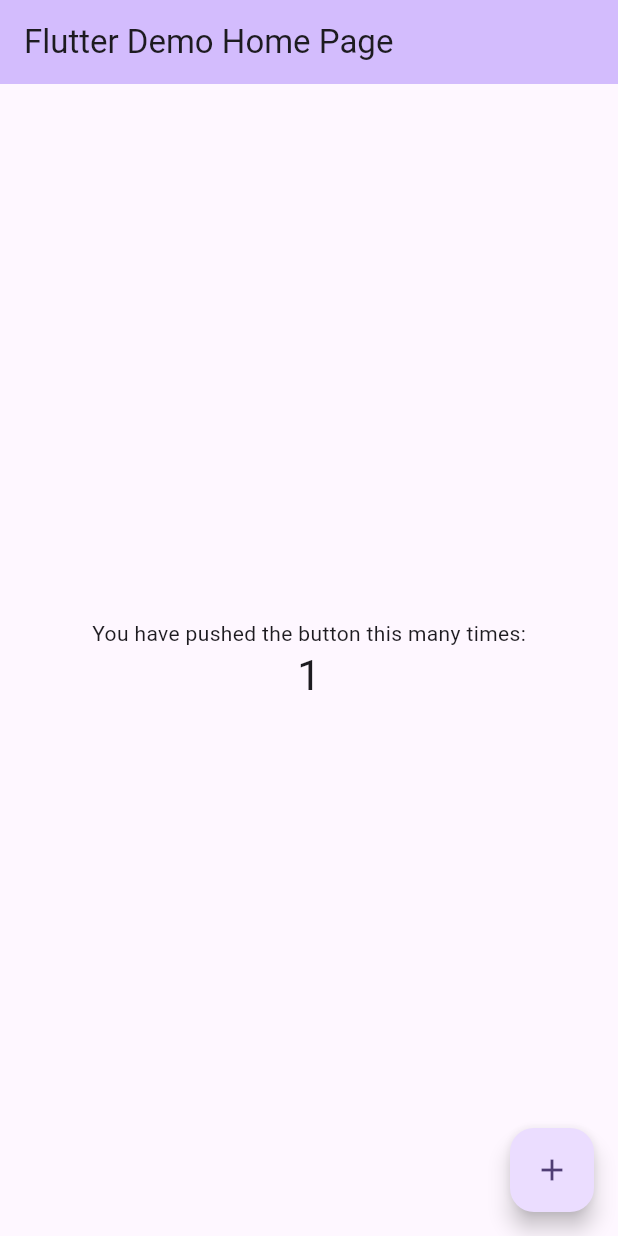
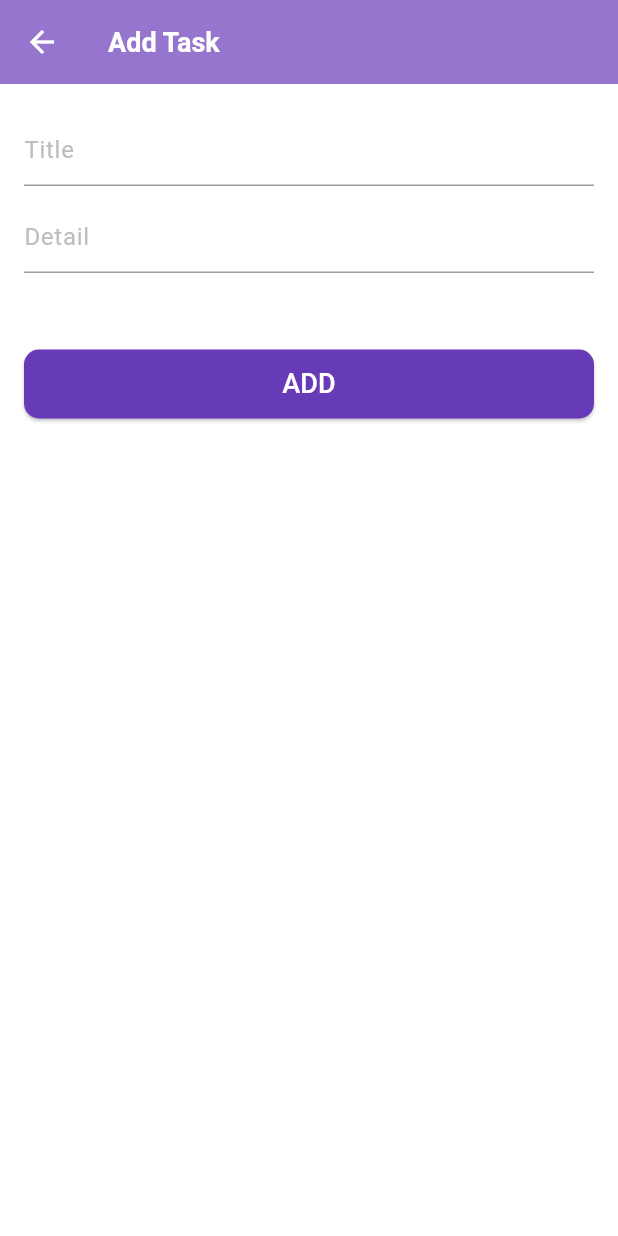
Before and after one commit to okelloEnos/stellat_todos, a Flutter app: the screen it shows after launch, after a tap on the "add" icon, on a phone screen of 412 x 824 dp. Run offline on Flutter 3.47's test engine with Material 3 defaults, Android fonts, the phone set to English and light mode, and no system bars.

Commit message:
ui complete

```diff
--- /dev/null
+++ b/lib/features/home/bome_barrel.dart
@@ -0,0 +1 @@
+export 'ui/screens/home_screen.dart';
--- /dev/null
+++ b/lib/features/home/ui/screens/home_screen.dart
@@ -0,0 +1,49 @@
+import 'package:flutter/material.dart';
+import 'package:stellar_todo_list/features/todos/todos_barrel.dart';
+
+
+class HomeScreen extends StatefulWidget {
+
+  const HomeScreen({super.key});
+
+  @override
+  State<HomeScreen> createState() => _HomeScreenState();
+}
+
+class _HomeScreenState extends State<HomeScreen> {
+  final screenOptions = [const AllTodosScreen(), const CompletedTodosScreen()];
+  int currentIndex = 0;
+  @override
+  Widget build(BuildContext context) {
+    var theme =  Theme.of(context);
+
+    return Scaffold(
+      body: IndexedStack(
+        index: currentIndex,
+        children: screenOptions,
+      ),
+      bottomNavigationBar: BottomNavigationBar(
+          items: const [
+        BottomNavigationBarItem(icon: Icon(Icons.list), label: "All"),
+        BottomNavigationBarItem(icon: Icon(Icons.check), label: "Completed")
+      ],
+      onTap: (tappedIndex){
+            // check if index is one and navigate or else stick to screen with bottom navigation
+        if(tappedIndex == 1){
+          Navigator.of(context).push(MaterialPageRoute(builder: (context) => const CompletedTodosScreen()));
+        }
+        else {
+
+          setState(() {
+            currentIndex = tappedIndex;
+          });
+        }
+      },
+        selectedItemColor: theme.colorScheme.primary,
+        unselectedItemColor: theme.hintColor,
+        selectedLabelStyle: TextStyle(color: theme.colorScheme.primary),
+        unselectedLabelStyle: TextStyle(color: theme.hintColor),
+      ),
+    );
+  }
+}
--- /dev/null
+++ b/lib/features/todos/ui/screens/add_todo_screen.dart
@@ -0,0 +1,40 @@
+import 'package:flutter/material.dart';
+import 'package:stellar_todo_list/resources/resource_barrel.dart';
+
+class AddTodoScreen extends StatefulWidget {
+  const AddTodoScreen({super.key});
+
+  @override
+  State<AddTodoScreen> createState() => _AddTodoScreenState();
+}
+
+class _AddTodoScreenState extends State<AddTodoScreen> {
+  final TextEditingController titleController = TextEditingController();
+  final TextEditingController descriptionController =  TextEditingController();
+
+  @override
+  Widget build(BuildContext context) {
+    var theme = Theme.of(context);
+    return Scaffold(
+      backgroundColor: theme.colorScheme.secondary,
+      appBar: AppBar(
+        title: const Text("Add Task"),
+      ),
+      body: Padding(
+        padding: const EdgeInsets.only(left: 16.0, right: 16.0, top: 20.0),
+        child: Column(
+          crossAxisAlignment: CrossAxisAlignment.start,
+          children: [
+            CustomTextField(controller: titleController, hintText: "Title"),
+            const SizedBox(height: 10.0,),
+            CustomTextField(controller: descriptionController, hintText: "Detail"),
+            const SizedBox(height: 50.0,),
+            CustomElevatedButton(btnText: "ADD", onPressed: (){
+// todo: add todo functionality
+            })
+          ],
+        ),
+      ),
+    );
+  }
+}
--- /dev/null
+++ b/lib/features/todos/ui/screens/all_todos_screen.dart
@@ -0,0 +1,43 @@
+import 'package:flutter/material.dart';
+import 'package:stellar_todo_list/features/todos/todos_barrel.dart';
+
+class AllTodosScreen extends StatefulWidget {
+  const AllTodosScreen({super.key});
+
+  @override
+  State<AllTodosScreen> createState() => _AllTodosScreenState();
+}
+
+class _AllTodosScreenState extends State<AllTodosScreen> {
+  List<Todo> listOfTodos = [Todo(id: 0, title: "title", description: "description", isCompleted: false), Todo(id: 0, title: "title", description: "description", isCompleted: true)];
+
+  @override
+  Widget build(BuildContext context) {
+    var theme = Theme.of(context);
+    return Scaffold(
+      backgroundColor: theme.colorScheme.background,
+      appBar: AppBar(
+        title: const Text('TODO APP', style: TextStyle(fontSize: 20)),
+        actions: [
+          IconButton(
+            onPressed: () {},
+            icon: const Icon(Icons.calendar_month_outlined),
+          ),
+        ],
+      ),
+      body: Padding(
+        padding: const EdgeInsets.only(left: 4.0, right: 4.0, top: 10.0),
+        child: TodosList(listOfTodos: listOfTodos,),
+      ),
+      floatingActionButton: FloatingActionButton(
+        shape: const RoundedRectangleBorder(
+          borderRadius: BorderRadius.all(Radius.circular(100.0)),
+        ),
+        onPressed: () {
+          Navigator.of(context).push(MaterialPageRoute(builder: (context) => const AddTodoScreen()));
+        },
+        child: const Icon(Icons.add),
+      ),
+    );
+  }
+}
--- /dev/null
+++ b/lib/features/todos/ui/screens/completed_todos_screen.dart
@@ -0,0 +1,18 @@
+import 'package:flutter/material.dart';
+import 'package:stellar_todo_list/features/todos/todos_barrel.dart';
+
+class CompletedTodosScreen extends StatelessWidget {
+  const CompletedTodosScreen({super.key});
+
+  @override
+  Widget build(BuildContext context) {
+    List<Todo> listOfTodos = [Todo(id: 0, title: "title", description: "description", isCompleted: false), Todo(id: 0, title: "title", description: "description", isCompleted: true)];
+
+    return Scaffold(
+      appBar: AppBar(
+        title: const Text("Completed Task"),
+      ),
+      body: CompletedTodos(completedListOfTodos: listOfTodos,),
+    );
+  }
+}
--- /dev/null
+++ b/lib/features/todos/ui/widgets/completed_todos.dart
@@ -0,0 +1,22 @@
+import 'package:flutter/material.dart';
+
+import '../../todos_barrel.dart';
+
+class CompletedTodos extends StatelessWidget {
+  final List<Todo> completedListOfTodos;
+  const CompletedTodos({super.key, required this.completedListOfTodos});
+
+
+
+  @override
+  Widget build(BuildContext context) {
+    return ListView.separated(
+      // for creating space in between the cards
+        separatorBuilder: (_, __) => const SizedBox(height: 10.0,),
+        shrinkWrap: true,
+        itemCount: completedListOfTodos.length,
+        itemBuilder: (builderContext, index){
+          return TodoCard(todo: completedListOfTodos[index]);
+        });
+  }
+}
--- /dev/null
+++ b/lib/features/todos/ui/widgets/todo_card.dart
@@ -0,0 +1,59 @@
+import 'package:flutter/material.dart';
+
+import '../../todos_barrel.dart';
+
+class TodoCard extends StatelessWidget {
+  final Todo todo;
+  const TodoCard({super.key, required this.todo});
+
+  @override
+  Widget build(BuildContext context) {
+    var theme = Theme.of(context);
+
+    return Card(
+      child: Padding(
+        padding: const EdgeInsets.symmetric(vertical: 8.0, horizontal: 8.0),
+        child: Row(
+          mainAxisSize: MainAxisSize.max,
+          mainAxisAlignment: MainAxisAlignment.spaceBetween,
+          children: [
+             Column(
+              crossAxisAlignment: CrossAxisAlignment.start,
+              mainAxisSize: MainAxisSize.min,
+              children: [
+                Text(todo.title, style: TextStyle(
+                  color: theme.colorScheme.primary, fontSize: 18.0
+                ),),
+                Text(todo.description, style: const TextStyle(fontSize: 14.0),),
+              ],
+            ),
+           todo.isCompleted ? const SizedBox.shrink() : Row(
+              mainAxisSize: MainAxisSize.min,
+              mainAxisAlignment: MainAxisAlignment.spaceEvenly,
+              children: [
+                IconButton(
+                  onPressed: () {
+                    Navigator.of(context).push(MaterialPageRoute(builder: (context) => EditTodoScreen(todo: todo)));
+                  },
+                  icon: Icon(Icons.edit_outlined, color: theme.colorScheme.primary,),
+                ),
+                IconButton(
+                  onPressed: () {
+                    //todo: implement delete functionality
+                  },
+                  icon: Icon(Icons.delete_outline, color: theme.colorScheme.primary,),
+                ),
+                IconButton(
+                  onPressed: () {
+                    Navigator.of(context).push(MaterialPageRoute(builder: (context) => EditTodoScreen(todo: todo)));
+                  },
+                  icon: Icon(Icons.check_circle_outline, color: theme.colorScheme.primary,),
+                ),
+              ],
+            ),
+          ],
+        ),
+      ),
+    );
+  }
+}
--- /dev/null
+++ b/lib/features/todos/ui/widgets/todos_list.dart
@@ -0,0 +1,20 @@
+import 'package:flutter/material.dart';
+
+import '../../todos_barrel.dart';
+
+class TodosList extends StatelessWidget {
+  final List<Todo> listOfTodos;
+  const TodosList({super.key, required this.listOfTodos});
+
+  @override
+  Widget build(BuildContext context) {
+    return ListView.separated(
+      // for creating space in between the cards
+      separatorBuilder: (_, __) => const SizedBox(height: 10.0,),
+      shrinkWrap: true,
+      itemCount: listOfTodos.length,
+        itemBuilder: (builderContext, index){
+      return TodoCard(todo: listOfTodos[index]);
+    });
+  }
+}
--- a/lib/main.dart
+++ b/lib/main.dart
@@ -1,125 +1,52 @@
 import 'package:flutter/material.dart';
+import 'package:stellar_todo_list/features/home/ui/screens/home_screen.dart';
+import 'package:stellar_todo_list/features/todos/ui/screens/all_todos_screen.dart';
 
 void main() {
-  runApp(const MyApp());
+  runApp(const TodosApp());
 }
 
-class MyApp extends StatelessWidget {
-  const MyApp({super.key});
+class TodosApp extends StatelessWidget {
+  const TodosApp({super.key});
 
-  // This widget is the root of your application.
   @override
   Widget build(BuildContext context) {
     return MaterialApp(
-      title: 'Flutter Demo',
+      title: 'Stellar Todos',
+      debugShowCheckedModeBanner: false,
       theme: ThemeData(
-        // This is the theme of your application.
-        //
-        // TRY THIS: Try running your application with "flutter run". You'll see
-        // the application has a blue toolbar. Then, without quitting the app,
-        // try changing the seedColor in the colorScheme below to Colors.green
-        // and then invoke "hot reload" (save your changes or press the "hot
-        // reload" button in a Flutter-supported IDE, or press "r" if you used
-        // the command line to start the app).
-        //
-        // Notice that the counter didn't reset back to zero; the application
-        // state is not lost during the reload. To reset the state, use hot
-        // restart instead.
-        //
-        // This works for code too, not just values: Most code changes can be
-        // tested with just a hot reload.
-        colorScheme: ColorScheme.fromSeed(seedColor: Colors.deepPurple),
+        colorScheme: ColorScheme.fromSeed(
+            seedColor: Colors.deepPurple,
+          primary: Colors.deepPurple,
+          background: Colors.deepPurple.shade100,
+          secondary: Colors.white
+        ),
+        hintColor: Colors.grey,
         useMaterial3: true,
+        appBarTheme: AppBarTheme(
+          backgroundColor: Colors.deepPurple.shade300,
+          iconTheme: const IconThemeData(color: Colors.white),
+          titleTextStyle: const TextStyle(color: Colors.white, fontSize: 18.0, fontWeight: FontWeight.bold),
+        ),
+        floatingActionButtonTheme: FloatingActionButtonThemeData(
+          backgroundColor: Colors.deepPurple.shade300,
+          foregroundColor: Colors.white,
+        ),
+        cardTheme: CardTheme(
+          margin: EdgeInsets.zero,
+          color: Colors.white,
+          elevation: 3.0,
+          shape: RoundedRectangleBorder(
+            borderRadius: BorderRadius.circular(10.0)
+          )
+        ),
+        bottomNavigationBarTheme: const BottomNavigationBarThemeData(
+          backgroundColor: Colors.white
+        )
+
       ),
-      home: const MyHomePage(title: 'Flutter Demo Home Page'),
+      themeMode: ThemeMode.light,
+      home: const HomeScreen(),
     );
   }
 }
-
-class MyHomePage extends StatefulWidget {
-  const MyHomePage({super.key, required this.title});
-
-  // This widget is the home page of your application. It is stateful, meaning
-  // that it has a State object (defined below) that contains fields that affect
-  // how it looks.
-
-  // This class is the configuration for the state. It holds the values (in this
-  // case the title) provided by the parent (in this case the App widget) and
-  // used by the build method of the State. Fields in a Widget subclass are
-  // always marked "final".
-
-  final String title;
-
-  @override
-  State<MyHomePage> createState() => _MyHomePageState();
-}
-
-class _MyHomePageState extends State<MyHomePage> {
-  int _counter = 0;
-
-  void _incrementCounter() {
-    setState(() {
-      // This call to setState tells the Flutter framework that something has
-      // changed in this State, which causes it to rerun the build method below
-      // so that the display can reflect the updated values. If we changed
-      // _counter without calling setState(), then the build method would not be
-      // called again, and so nothing would appear to happen.
-      _counter++;
-    });
-  }
-
-  @override
-  Widget build(BuildContext context) {
-    // This method is rerun every time setState is called, for instance as done
-    // by the _incrementCounter method above.
-    //
-    // The Flutter framework has been optimized to make rerunning build methods
-    // fast, so that you can just rebuild anything that needs updating rather
-    // than having to individually change instances of widgets.
-    return Scaffold(
-      appBar: AppBar(
-        // TRY THIS: Try changing the color here to a specific color (to
-        // Colors.amber, perhaps?) and trigger a hot reload to see the AppBar
-        // change color while the other colors stay the same.
-        backgroundColor: Theme.of(context).colorScheme.inversePrimary,
-        // Here we take the value from the MyHomePage object that was created by
-        // the App.build method, and use it to set our appbar title.
-        title: Text(widget.title),
-      ),
-      body: Center(
-        // Center is a layout widget. It takes a single child and positions it
-        // in the middle of the parent.
-        child: Column(
-          // Column is also a layout widget. It takes a list of children and
-          // arranges them vertically. By default, it sizes itself to fit its
-          // children horizontally, and tries to be as tall as its parent.
-          //
-          // Column has various properties to control how it sizes itself and
-          // how it positions its children. Here we use mainAxisAlignment to
-          // center the children vertically; the main axis here is the vertical
-          // axis because Columns are vertical (the cross axis would be
-          // horizontal).
-          //
-          // TRY THIS: Invoke "debug painting" (choose the "Toggle Debug Paint"
-          // action in the IDE, or press "p" in the console), to see the
-          // wireframe for each widget.
-          mainAxisAlignment: MainAxisAlignment.center,
-          children: <Widget>[
-            const Text(
-              'You have pushed the button this many times:',
-            ),
-            Text(
-              '$_counter',
-              style: Theme.of(context).textTheme.headlineMedium,
-            ),
-          ],
-        ),
-      ),
-      floatingActionButton: FloatingActionButton(
-        onPressed: _incrementCounter,
-        tooltip: 'Increment',
-        child: const Icon(Icons.add),
-      ), // This trailing comma makes auto-formatting nicer for build methods.
-    );
-  }
-}
--- /dev/null
+++ b/lib/resources/common_widgets/custom_elevated_button.dart
@@ -0,0 +1,35 @@
+import 'package:flutter/material.dart';
+
+// this widget is responsible for customizing elevated buttons that will be used
+class CustomElevatedButton extends StatelessWidget {
+  final String btnText;
+  final VoidCallback onPressed;
+
+  const CustomElevatedButton({Key? key, required this.btnText, required this.onPressed}) : super(key: key);
+
+  @override
+  Widget build(BuildContext context) {
+    var theme = Theme.of(context);
+    return  ElevatedButton(
+        onPressed: onPressed,
+      style: ElevatedButton.styleFrom(
+        foregroundColor: Colors.white,
+        backgroundColor: theme.colorScheme.primary,
+        shape: RoundedRectangleBorder(
+          borderRadius: BorderRadius.circular(10.0),
+        ),
+        padding: const EdgeInsets.symmetric(vertical: 10.0, horizontal: 20.0),
+      ),
+        child: Row(
+          mainAxisAlignment: MainAxisAlignment.center,
+          children: [
+            Expanded(
+              child: Text(btnText,
+      textAlign: TextAlign.center,
+      style: const TextStyle(fontSize: 18.0, color: Colors.white),),
+            ),
+          ],
+        ),
+    );
+  }
+}
--- /dev/null
+++ b/lib/resources/common_widgets/custom_text_field.dart
@@ -0,0 +1,38 @@
+import 'package:flutter/material.dart';
+
+// this widget is responsible for customizing text-fields that will be used
+class CustomTextField extends StatelessWidget {
+  final TextEditingController controller;
+  final String hintText;
+
+  const CustomTextField({Key? key, required this.controller, required this.hintText,})
+      : super(key: key);
+
+  @override
+  Widget build(BuildContext context) {
+    var theme = Theme.of(context);
+    return  TextFormField(
+      controller: controller,
+      style: TextStyle(
+          color: theme.colorScheme.primary,
+          fontWeight: FontWeight.w500,
+          fontSize: 16.0),
+      decoration: InputDecoration(
+        hintText: hintText,
+        hintStyle: TextStyle(
+            color: Colors.grey.shade400,
+            fontWeight: FontWeight.normal,
+            fontSize: 16.0),
+        border: UnderlineInputBorder(
+            borderSide: BorderSide(
+                color: theme.hintColor)),
+        enabledBorder: UnderlineInputBorder(
+            borderSide: BorderSide(
+                color: theme.hintColor)),
+        focusedBorder: UnderlineInputBorder(
+            borderSide: BorderSide(
+                color: theme.hintColor)),
+      ) ,
+    );
+  }
+}
--- /dev/null
+++ b/lib/resources/resource_barrel.dart
@@ -0,0 +1,2 @@
+export 'common_widgets/custom_elevated_button.dart';
+export 'common_widgets/custom_text_field.dart';
```
Also changed, not shown: lib/features/todos/data/model/todo.dart (added, +28 -0 lines), lib/features/todos/todos_barrel.dart (added, +9 -0 lines), lib/features/todos/ui/screens/edit_todo_screen.dart (added, +63 -0 lines), lib/features/todos/ui/widgets/completed_todo_card.dart (added, +59 -0 lines), 1 other file.
